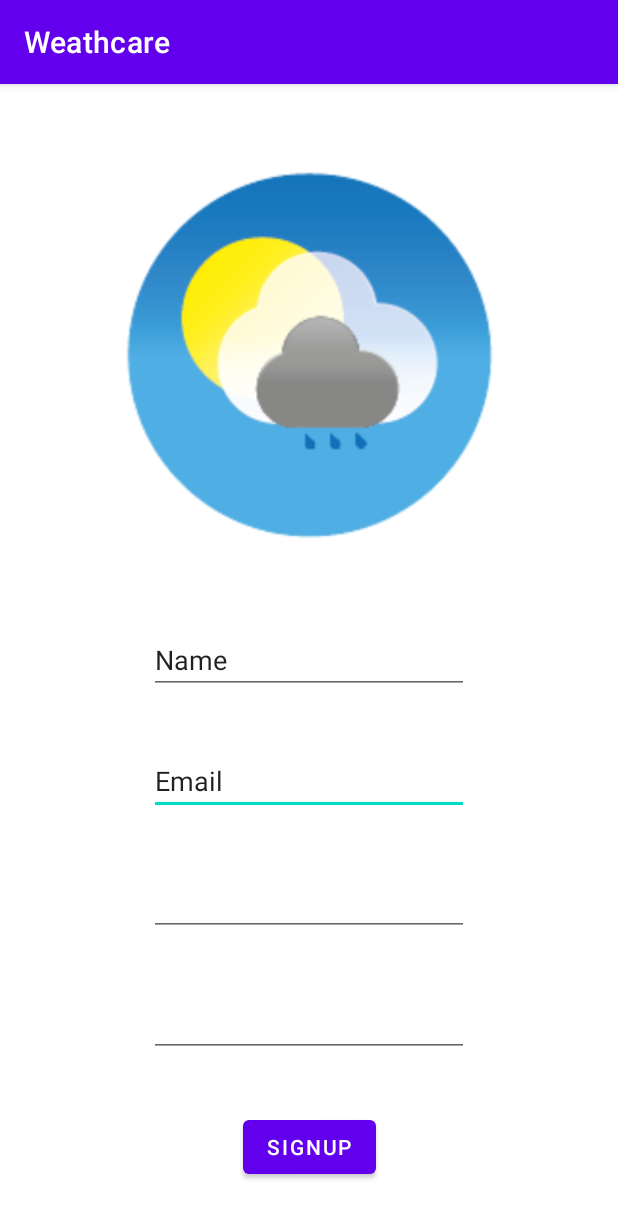
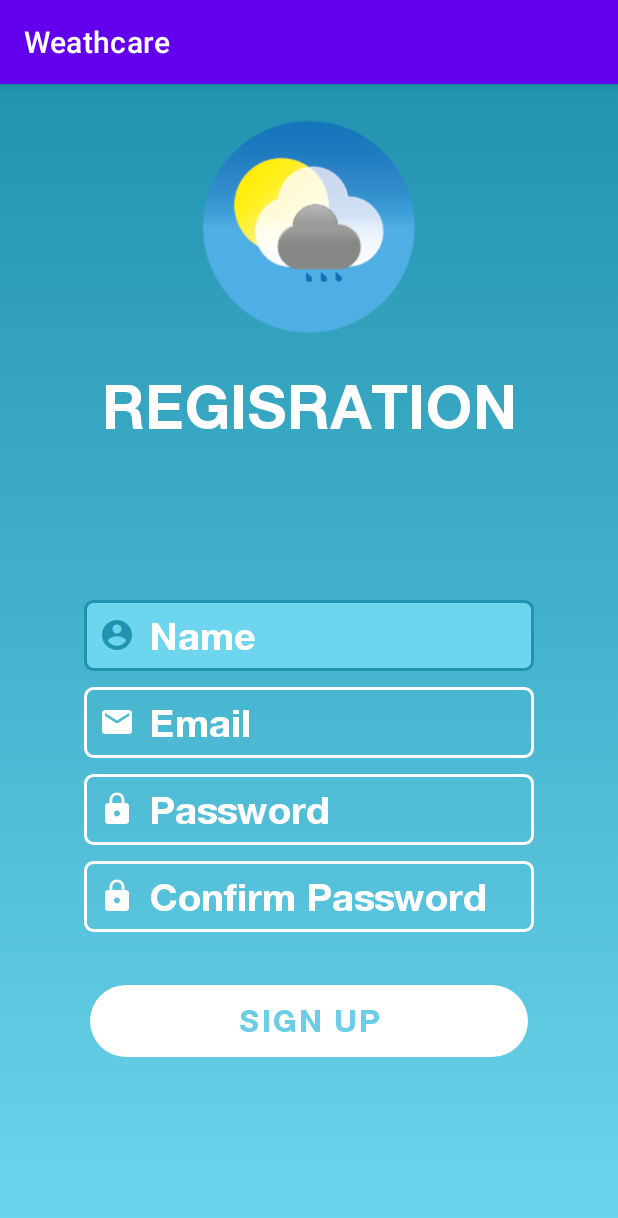
Before and after one commit to rsl081/Weathcare-app, an Android app: the SignupActivity screen opened directly, with no data from a screen before it, on a phone screen of 412 x 824 dp. Shown: the top 1218 px of the screen. Run offline under Robolectric (Android 15) with nearby library versions, the phone set to English and light mode, and no system bars; our stand-ins replace Firebase (no records; nobody signed in at launch, a user with empty details on screens opened directly).

Commit message:
design signup

```diff
--- /dev/null
+++ b/app/src/main/res/drawable/gradient_background_signup.xml
@@ -0,0 +1,12 @@
+<?xml version="1.0" encoding="utf-8"?>
+<selector xmlns:android="http://schemas.android.com/apk/res/android">
+    <item>
+        <shape>
+            <gradient
+                android:angle="90"
+                android:startColor="#6dd5ed"
+                android:endColor="#2193b0"
+                android:type="linear"/>
+        </shape>
+    </item>
+</selector>
--- /dev/null
+++ b/app/src/main/res/drawable/va_email_focus.xml
@@ -0,0 +1,8 @@
+<?xml version="1.0" encoding="utf-8"?>
+<selector xmlns:android="http://schemas.android.com/apk/res/android">
+    <item android:state_focused="true"
+        android:drawable="@drawable/va_email_icon_focus"/>
+
+    <item android:state_focused="false"
+        android:drawable="@drawable/va_email_icon"/>
+</selector>
--- /dev/null
+++ b/app/src/main/res/drawable/va_email_icon.xml
@@ -0,0 +1,5 @@
+<vector android:height="24dp"
+    android:viewportHeight="24" android:viewportWidth="24"
+    android:width="24dp" xmlns:android="http://schemas.android.com/apk/res/android">
+    <path android:fillColor="@android:color/white" android:pathData="M20,4L4,4c-1.1,0 -1.99,0.9 -1.99,2L2,18c0,1.1 0.9,2 2,2h16c1.1,0 2,-0.9 2,-2L22,6c0,-1.1 -0.9,-2 -2,-2zM20,8l-8,5 -8,-5L4,6l8,5 8,-5v2z"/>
+</vector>
--- /dev/null
+++ b/app/src/main/res/drawable/va_email_icon_focus.xml
@@ -0,0 +1,8 @@
+<vector android:height="24dp"
+    android:viewportHeight="24"
+    android:viewportWidth="24"
+    android:width="24dp"
+    xmlns:android="http://schemas.android.com/apk/res/android">
+    <path android:fillColor="#2193b0"
+        android:pathData="M20,4L4,4c-1.1,0 -1.99,0.9 -1.99,2L2,18c0,1.1 0.9,2 2,2h16c1.1,0 2,-0.9 2,-2L22,6c0,-1.1 -0.9,-2 -2,-2zM20,8l-8,5 -8,-5L4,6l8,5 8,-5v2z"/>
+</vector>
--- a/app/src/main/res/layout/activity_signup.xml
+++ b/app/src/main/res/layout/activity_signup.xml
@@ -1,79 +1,145 @@
 <?xml version="1.0" encoding="utf-8"?>
-<androidx.constraintlayout.widget.ConstraintLayout xmlns:android="http://schemas.android.com/apk/res/android"
+<LinearLayout xmlns:android="http://schemas.android.com/apk/res/android"
     xmlns:app="http://schemas.android.com/apk/res-auto"
     xmlns:tools="http://schemas.android.com/tools"
     android:layout_width="match_parent"
     android:layout_height="match_parent"
+    android:orientation="vertical"
+    android:background="@drawable/gradient_background_signup"
     tools:context=".signup.SignupActivity">
+    <ScrollView
+        android:layout_width="match_parent"
+        android:layout_height="match_parent">
 
-    <ImageView
-        android:id="@+id/imageViewSignup"
-        android:layout_width="257dp"
-        android:layout_height="290dp"
-        android:backgroundTint="@color/black"
-        app:layout_constraintBottom_toTopOf="@+id/etNameSignup"
-        app:layout_constraintEnd_toEndOf="parent"
-        app:layout_constraintStart_toStartOf="parent"
-        app:layout_constraintTop_toTopOf="parent"
-        app:srcCompat="@drawable/logoapp" />
+
+    <LinearLayout
+        android:layout_width="match_parent"
+        android:layout_height="match_parent"
+        android:layout_weight="1"
+        android:weightSum="1"
+        android:orientation="vertical">
+
+        <ImageView
+            android:id="@+id/imageViewSignup"
+            android:layout_width="150dp"
+            android:layout_height="190dp"
+            android:backgroundTint="@color/black"
+            android:layout_gravity="center"
+            app:srcCompat="@drawable/logoapp" />
+
+        <TextView
+            android:layout_width="match_parent"
+            android:layout_height="wrap_content"
+            android:layout_marginBottom="100dp"
+            android:text="REGISRATION"
+            android:fontFamily="@font/helveticaneue_bold"
+            android:gravity="center"
+            android:textColor="@color/white"
+            android:textSize="40sp"/>
+    <EditText
+        android:id="@+id/etNameSignup"
+        android:layout_width="wrap_content"
+        android:layout_height="wrap_content"
+        android:layout_marginTop="5dp"
+        android:layout_marginBottom="5dp"
+        android:background="@drawable/edit_text"
+        android:drawableLeft="@drawable/va_user_focus"
+        android:drawablePadding="10dp"
+        android:ems="10"
+        android:hint="Name"
+        android:fontFamily="@font/helveticaneue_bold"
+        android:textColor="@color/white"
+        android:inputType="textPersonName"
+        android:paddingStart="10dp"
+        android:paddingTop="8dp"
+        android:paddingEnd="10dp"
+        android:paddingBottom="8dp"
+        android:textColorHint="@color/white"
+        android:layout_gravity="center"
+        android:textSize="25sp"/>
 
     <EditText
         android:id="@+id/etEmailSignup"
         android:layout_width="wrap_content"
         android:layout_height="wrap_content"
+        android:layout_marginTop="5dp"
+        android:layout_marginBottom="5dp"
+        android:background="@drawable/edit_text"
+        android:drawableLeft="@drawable/va_email_focus"
+        android:drawablePadding="10dp"
         android:ems="10"
+        android:hint="Email"
+        android:fontFamily="@font/helveticaneue_bold"
+        android:textColor="@color/white"
         android:inputType="textPersonName"
-        android:text="Email"
-        app:layout_constraintBottom_toTopOf="@+id/etPasswordSignup"
-        app:layout_constraintEnd_toEndOf="parent"
-        app:layout_constraintHorizontal_bias="0.5"
-        app:layout_constraintStart_toStartOf="parent"
-        app:layout_constraintTop_toBottomOf="@+id/etNameSignup" />
+        android:paddingStart="10dp"
+        android:paddingTop="8dp"
+        android:paddingEnd="10dp"
+        android:paddingBottom="8dp"
+        android:textColorHint="@color/white"
+        android:layout_gravity="center"
+        android:textSize="25sp"/>
 
     <EditText
         android:id="@+id/etPasswordSignup"
         android:layout_width="wrap_content"
         android:layout_height="wrap_content"
+        android:layout_marginTop="5dp"
+        android:layout_marginBottom="5dp"
+        android:background="@drawable/edit_text"
+        android:drawableLeft="@drawable/va_pass_focus"
+        android:drawablePadding="10dp"
         android:ems="10"
+        android:hint="Password"
+        android:fontFamily="@font/helveticaneue_bold"
+        android:textColor="@color/white"
         android:inputType="textPassword"
-        app:layout_constraintBottom_toTopOf="@+id/etConfimPassSignup"
-        app:layout_constraintEnd_toEndOf="parent"
-        app:layout_constraintHorizontal_bias="0.5"
-        app:layout_constraintStart_toStartOf="parent"
-        app:layout_constraintTop_toBottomOf="@+id/etEmailSignup" />
+        android:paddingStart="10dp"
+        android:paddingTop="8dp"
+        android:paddingEnd="10dp"
+        android:paddingBottom="8dp"
+        android:textColorHint="@color/white"
+        android:layout_gravity="center"
+        android:textSize="25sp"/>
 
     <EditText
         android:id="@+id/etConfimPassSignup"
         android:layout_width="wrap_content"
         android:layout_height="wrap_content"
+        android:layout_marginTop="5dp"
+        android:layout_marginBottom="5dp"
+        android:background="@drawable/edit_text"
+        android:drawableLeft="@drawable/va_pass_focus"
+        android:drawablePadding="10dp"
         android:ems="10"
+        android:hint="Confirm Password"
+        android:fontFamily="@font/helveticaneue_bold"
+        android:textColor="@color/white"
         android:inputType="textPassword"
-        app:layout_constraintBottom_toTopOf="@+id/signupBtn"
-        app:layout_constraintEnd_toEndOf="parent"
-        app:layout_constraintHorizontal_bias="0.5"
-        app:layout_constraintStart_toStartOf="parent"
-        app:layout_constraintTop_toBottomOf="@+id/etPasswordSignup" />
+        android:paddingStart="10dp"
+        android:paddingTop="8dp"
+        android:paddingEnd="10dp"
+        android:paddingBottom="8dp"
+        android:textColorHint="@color/white"
+        android:layout_gravity="center"
+        android:textSize="25sp" />
 
     <Button
         android:id="@+id/signupBtn"
-        android:layout_width="wrap_content"
+        android:layout_width="match_parent"
         android:layout_height="wrap_content"
-        android:text="SignUp"
-        app:layout_constraintBottom_toBottomOf="parent"
-        app:layout_constraintEnd_toEndOf="parent"
-        app:layout_constraintHorizontal_bias="0.5"
-        app:layout_constraintStart_toStartOf="parent"
-        app:layout_constraintTop_toBottomOf="@+id/etConfimPassSignup" />
+        android:layout_marginTop="30dp"
+        android:layout_marginBottom="30dp"
+        android:layout_marginLeft="60dp"
+        android:layout_marginRight="60dp"
+        android:background="@drawable/edit_button"
+        android:text="Sign Up"
+        android:fontFamily="@font/helveticaneue_bold"
+        android:textColor="#6CCDE6"
+        android:textSize="20sp"
+        android:layout_gravity="center"
+        app:backgroundTint="@color/white"/>
 
-    <EditText
-        android:id="@+id/etNameSignup"
-        android:layout_width="wrap_content"
-        android:layout_height="wrap_content"
-        android:ems="10"
-        android:inputType="textPersonName"
-        android:text="Name"
-        app:layout_constraintBottom_toTopOf="@+id/etEmailSignup"
-        app:layout_constraintEnd_toEndOf="parent"
-        app:layout_constraintStart_toStartOf="parent"
-        app:layout_constraintTop_toBottomOf="@+id/imageViewSignup" />
-</androidx.constraintlayout.widget.ConstraintLayout>
+    </LinearLayout>
+    </ScrollView>
+</LinearLayout>
```
Also changed, not shown: app/src/main/res/layout/activity_login.xml (+51 -28 lines), app/src/main/res/drawable-v24/coldweather.png (added), app/src/main/res/drawable-v24/goodweather.png (added), app/src/main/res/drawable-v24/hotweather.png (added), app/src/main/res/drawable-v24/rainyweather.png (added), app/src/main/res/drawable-v24/splashscreen.png (added), app/src/main/res/font/coolvetica_compressed_rg.ttf (added), app/src/main/res/font/coolvetica_condensed_rg.ttf (added), app/src/main/res/font/coolvetica_crammed_rg.ttf (added), app/src/main/res/font/coolvetica_rg.ttf (added), app/src/main/res/font/helvetica_neue.ttf (added), app/src/main/res/font/helveticaneue_bold.ttf (added).
